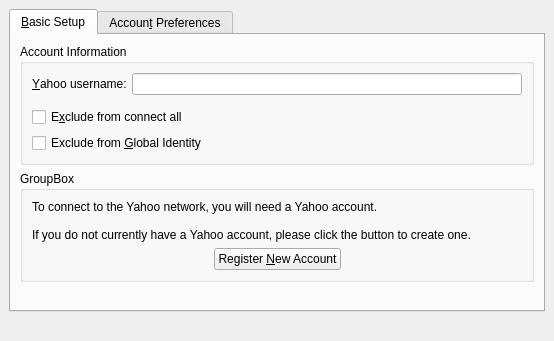
The window that protocols/yahoo/ui/yahooeditaccountbase.ui (KDE/kopete) describes before a commit, drawn with Qt 5.
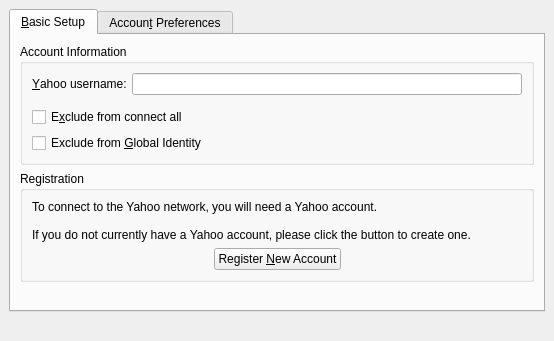
The same window after the commit. Custom widgets are drawn as their Qt base class.

Commit message: Forgot to change a string in the ui.

Diff of the .ui file:
```diff
--- a/protocols/yahoo/ui/yahooeditaccountbase.ui
+++ b/protocols/yahoo/ui/yahooeditaccountbase.ui
@@ -115,7 +115,7 @@
        <item>
         <widget class="QGroupBox" name="groupBox" >
          <property name="title" >
-          <string>GroupBox</string>
+          <string>Registration</string>
          </property>
          <layout class="QGridLayout" >
           <property name="margin" >
```
